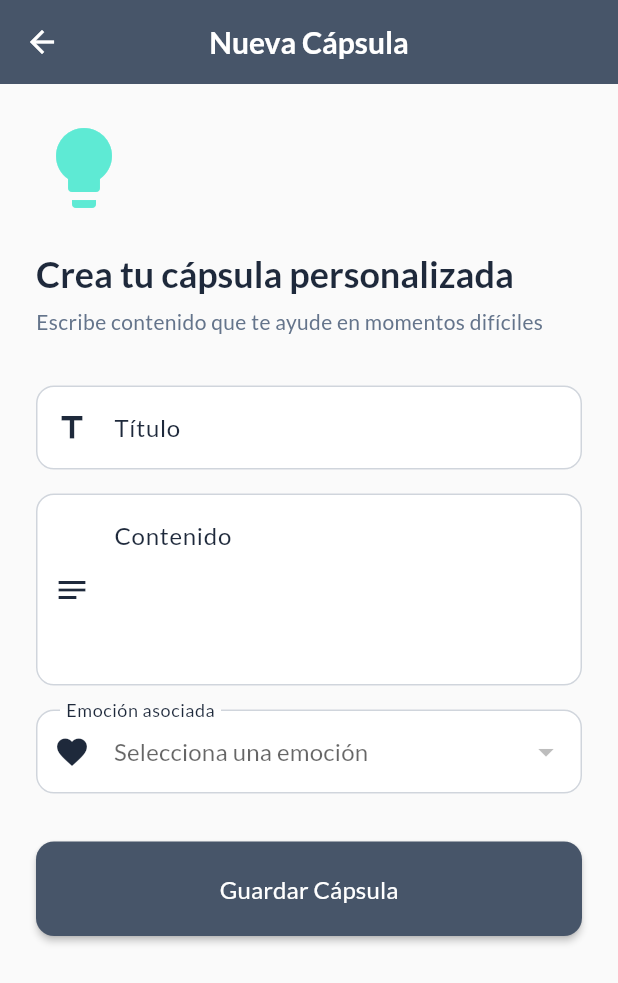
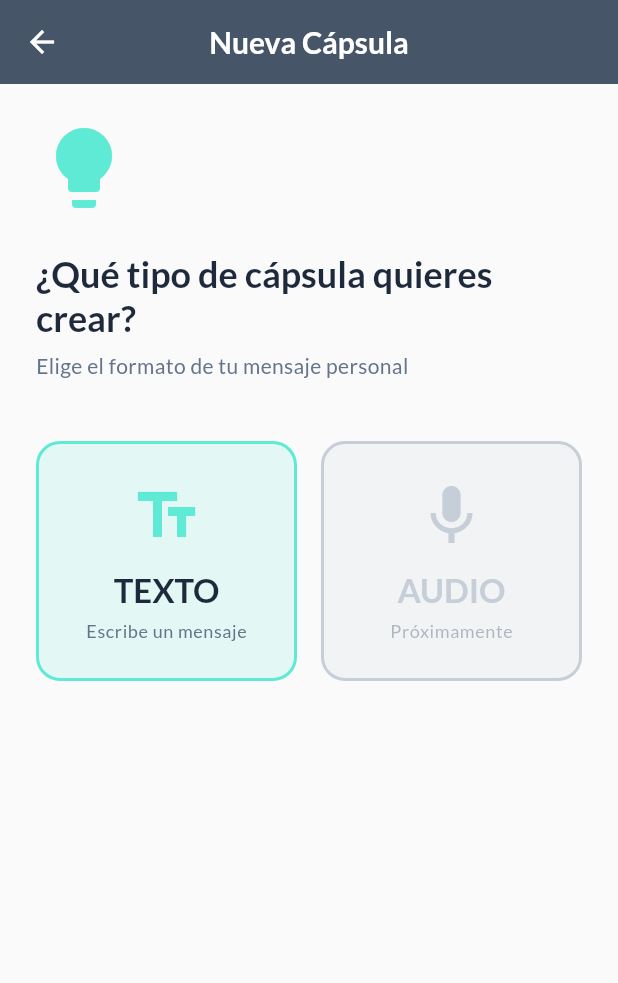
Before and after one commit to kikisaito/SEE_AWOS, a Flutter app: the CreateCapsuleScreen screen opened directly, on a phone screen of 412 x 824 dp. Shown: the top 983 px of the screen. Run offline on Flutter 3.47's test engine with Material 3 defaults, Android fonts, the phone set to English and light mode, and no system bars; our stand-ins replace google_fonts, shared_preferences; accounts and stored records are empty.

Commit message:
Flujo corregido Nueva cápsula: Tipo, llenar, emoción asociada

```diff
--- a/lib/screens/capsules/capsules_screen.dart
+++ b/lib/screens/capsules/capsules_screen.dart
@@ -1,6 +1,9 @@
 import 'package:flutter/material.dart';
+import 'package:provider/provider.dart';
+import '../../models/emotion.dart';
+import '../../providers/data_provider.dart';
+import '../../models/capsule.dart';
 import '../../services/mock_api_service.dart';
-import '../../models/capsule.dart';
 import 'create_capsule_screen.dart';
 
 class CapsulesScreen extends StatefulWidget {
@@ -11,7 +14,6 @@ class CapsulesScreen extends StatefulWidget {
 }
 
 class _CapsulesScreenState extends State<CapsulesScreen> {
-  final MockApiService _apiService = MockApiService();
   List<Capsule> _capsules = [];
   bool _isLoading = false;
 
@@ -25,7 +27,7 @@ class _CapsulesScreenState extends State<CapsulesScreen> {
     setState(() => _isLoading = true);
 
     try {
-      final capsules = await _apiService.getCapsules();
+      final capsules = await MockApiService().getCapsules();
       setState(() {
         _capsules = capsules;
       });
@@ -97,7 +99,8 @@ class _CapsulesScreenState extends State<CapsulesScreen> {
                       const SizedBox(height: 12),
                   itemBuilder: (context, index) {
                     final capsule = _capsules[index];
-                    return _CapsuleCard(capsule: capsule);
+                    final emotions = context.read<DataProvider>().emotions;
+                    return _CapsuleCard(capsule: capsule, emotions: emotions);
                   },
                 ),
     );
@@ -106,8 +109,9 @@ class _CapsulesScreenState extends State<CapsulesScreen> {
 
 class _CapsuleCard extends StatefulWidget {
   final Capsule capsule;
+  final List<Emotion> emotions;
 
-  const _CapsuleCard({required this.capsule});
+  const _CapsuleCard({required this.capsule, required this.emotions});
 
   @override
   State<_CapsuleCard> createState() => _CapsuleCardState();
@@ -168,7 +172,13 @@ class _CapsuleCardState extends State<_CapsuleCard> {
             ),
             const SizedBox(height: 12),
             Chip(
-              label: Text('Emoción ID: ${widget.capsule.emotionId}'),
+              label: Text(
+                widget.emotions
+                        .where((e) => e.id == widget.capsule.emotionId)
+                        .map((e) => e.name)
+                        .firstOrNull ??
+                    'Emoción ${widget.capsule.emotionId}',
+              ),
               backgroundColor: const Color(0xFF5EEAD4).withValues(alpha: 0.2),
               labelStyle: const TextStyle(
                 color: Color(0xFF475569),
--- a/lib/screens/capsules/create_capsule_screen.dart
+++ b/lib/screens/capsules/create_capsule_screen.dart
@@ -11,11 +11,26 @@ class CreateCapsuleScreen extends StatefulWidget {
 }
 
 class _CreateCapsuleScreenState extends State<CreateCapsuleScreen> {
-  final _formKey = GlobalKey<FormState>();
+  final _contentFormKey = GlobalKey<FormState>();
   final _titleController = TextEditingController();
   final _contentController = TextEditingController();
+
+  int _currentStep = 0;
   int? _selectedEmotionId;
   bool _isLoading = false;
+  int _charCount = 0;
+
+  static const int _maxChars = 500;
+
+  @override
+  void initState() {
+    super.initState();
+    _contentController.addListener(() {
+      setState(() {
+        _charCount = _contentController.text.length;
+      });
+    });
+  }
 
   @override
   void dispose() {
@@ -25,23 +40,16 @@ class _CreateCapsuleScreenState extends State<CreateCapsuleScreen> {
   }
 
   Future<void> _handleSave() async {
-    if (!_formKey.currentState!.validate()) {
-      return;
-    }
-
-    if (_selectedEmotionId == null) {
-      ScaffoldMessenger.of(context).showSnackBar(
-        const SnackBar(content: Text('Por favor selecciona una emoción')),
-      );
-      return;
-    }
+    if (_selectedEmotionId == null) return;
 
     setState(() => _isLoading = true);
 
     try {
       final apiService = MockApiService();
       await apiService.createCapsule(
-        title: _titleController.text.trim(),
+        title: _titleController.text.trim().isEmpty
+            ? 'Sin título'
+            : _titleController.text.trim(),
         content: _contentController.text.trim(),
         emotionId: _selectedEmotionId!,
       );
@@ -72,62 +80,146 @@ class _CreateCapsuleScreenState extends State<CreateCapsuleScreen> {
     }
   }
 
+  void _goBack() {
+    if (_currentStep > 0) {
+      setState(() => _currentStep--);
+    } else {
+      Navigator.pop(context);
+    }
+  }
+
   @override
   Widget build(BuildContext context) {
     final dataProvider = context.watch<DataProvider>();
     final emotions = dataProvider.emotions;
 
-    return Scaffold(
+    return PopScope(
+      canPop: false,
+      onPopInvokedWithResult: (didPop, _) {
+        if (!didPop) _goBack();
+      },
+      child: Scaffold(
         appBar: AppBar(
-        title: const Text('Nueva Cápsula'),
+          leading: IconButton(
+            icon: const Icon(Icons.arrow_back),
+            onPressed: _goBack,
           ),
-      body: SingleChildScrollView(
+          title: Column(
+            crossAxisAlignment: CrossAxisAlignment.start,
+            mainAxisSize: MainAxisSize.min,
+            children: [
+              const Text('Nueva Cápsula'),
+              if (_currentStep > 0)
+                Text(
+                  'Paso ${_currentStep + 1} de 3',
+                  style: const TextStyle(
+                    fontSize: 12,
+                    fontWeight: FontWeight.normal,
+                  ),
+                ),
+            ],
+          ),
+        ),
+        body: IndexedStack(
+          index: _currentStep,
+          children: [
+            _buildStep1(),
+            _buildStep2(),
+            _buildStep3(emotions),
+          ],
+        ),
+      ),
+    );
+  }
+
+  Widget _buildStep1() {
+    return Padding(
       padding: const EdgeInsets.all(24.0),
-        child: Form(
-          key: _formKey,
       child: Column(
         crossAxisAlignment: CrossAxisAlignment.start,
         children: [
-              const Icon(
-                Icons.lightbulb,
-                size: 64,
-                color: Color(0xFF5EEAD4),
-              ),
+          const Icon(Icons.lightbulb, size: 64, color: Color(0xFF5EEAD4)),
           const SizedBox(height: 24),
           Text(
-                'Crea tu cápsula personalizada',
+            '¿Qué tipo de cápsula quieres crear?',
             style: Theme.of(context).textTheme.displaySmall,
           ),
           const SizedBox(height: 8),
           Text(
-                'Escribe contenido que te ayude en momentos difíciles',
+            'Elige el formato de tu mensaje personal',
+            style: Theme.of(context).textTheme.bodyMedium,
+          ),
+          const SizedBox(height: 40),
+          Row(
+            children: [
+              Expanded(
+                child: _TypeButton(
+                  icon: Icons.text_fields,
+                  label: 'TEXTO',
+                  subtitle: 'Escribe un mensaje',
+                  color: const Color(0xFF5EEAD4),
+                  onTap: () {
+                    setState(() {
+                      _currentStep = 1;
+                    });
+                  },
+                ),
+              ),
+              const SizedBox(width: 16),
+              Expanded(
+                child: _TypeButton(
+                  icon: Icons.mic,
+                  label: 'AUDIO',
+                  subtitle: 'Próximamente',
+                  color: const Color(0xFF94A3B8),
+                  disabled: true,
+                  onTap: null,
+                ),
+              ),
+            ],
+          ),
+        ],
+      ),
+    );
+  }
+
+  Widget _buildStep2() {
+    return SingleChildScrollView(
+      padding: const EdgeInsets.all(24.0),
+      child: Form(
+        key: _contentFormKey,
+        child: Column(
+          crossAxisAlignment: CrossAxisAlignment.start,
+          children: [
+            Text(
+              'Escribe tu cápsula',
+              style: Theme.of(context).textTheme.displaySmall,
+            ),
+            const SizedBox(height: 8),
+            Text(
+              'Tu mensaje personal para momentos difíciles',
               style: Theme.of(context).textTheme.bodyMedium,
             ),
             const SizedBox(height: 32),
             TextFormField(
               controller: _titleController,
               decoration: const InputDecoration(
-                  labelText: 'Título',
+                labelText: 'Título (opcional)',
                 hintText: 'Ej: Mi afirmación diaria',
                 prefixIcon: Icon(Icons.title),
               ),
-                validator: (value) {
-                  if (value == null || value.trim().isEmpty) {
-                    return 'El título es requerido';
-                  }
-                  return null;
-                },
             ),
             const SizedBox(height: 16),
             TextFormField(
               controller: _contentController,
-                minLines: 4,
-                maxLines: 8,
+              minLines: 5,
+              maxLines: 10,
+              maxLength: _maxChars,
               decoration: const InputDecoration(
-                  labelText: 'Contenido',
-                  hintText: 'Escribe el contenido de tu cápsula...',
-                  prefixIcon: Icon(Icons.notes),
+                labelText: 'Mensaje',
+                hintText: 'Escribe aquí tu mensaje...',
                 alignLabelWithHint: true,
+                counterText: '',
               ),
               validator: (value) {
                 if (value == null || value.trim().isEmpty) {
@@ -139,37 +231,84 @@ class _CreateCapsuleScreenState extends State<CreateCapsuleScreen> {
                 return null;
               },
             ),
-              const SizedBox(height: 16),
-              DropdownButtonFormField<int>(
-                value: _selectedEmotionId,
-                decoration: const InputDecoration(
-                  labelText: 'Emoción asociada',
-                  prefixIcon: Icon(Icons.favorite),
+            Align(
+              alignment: Alignment.centerRight,
+              child: Text(
+                '$_charCount/$_maxChars',
+                style: Theme.of(context).textTheme.bodySmall?.copyWith(
+                      color: _charCount > _maxChars * 0.9
+                          ? Colors.orange
+                          : const Color(0xFF94A3B8),
                     ),
-                hint: const Text('Selecciona una emoción'),
-                items: emotions.map((emotion) {
-                  return DropdownMenuItem<int>(
-                    value: emotion.id,
-                    child: Text(emotion.name),
-                  );
-                }).toList(),
-                onChanged: (value) {
-                  setState(() {
-                    _selectedEmotionId = value;
-                  });
-                },
-                validator: (value) {
-                  if (value == null) {
-                    return 'Por favor selecciona una emoción';
-                  }
-                  return null;
-                },
+              ),
             ),
             const SizedBox(height: 32),
             SizedBox(
               width: double.infinity,
               child: ElevatedButton(
-                  onPressed: _isLoading ? null : _handleSave,
+                onPressed: () {
+                  if (_contentFormKey.currentState!.validate()) {
+                    setState(() => _currentStep = 2);
+                  }
+                },
+                child: const Padding(
+                  padding: EdgeInsets.all(4.0),
+                  child: Text('Continuar'),
+                ),
+              ),
+            ),
+          ],
+        ),
+      ),
+    );
+  }
+
+  Widget _buildStep3(List emotions) {
+    return Column(
+      crossAxisAlignment: CrossAxisAlignment.start,
+      children: [
+        Padding(
+          padding: const EdgeInsets.fromLTRB(24, 24, 24, 16),
+          child: Column(
+            crossAxisAlignment: CrossAxisAlignment.start,
+            children: [
+              Text(
+                '¿Para qué emoción es?',
+                style: Theme.of(context).textTheme.displaySmall,
+              ),
+              const SizedBox(height: 8),
+              Text(
+                'Esta cápsula se mostrará cuando sientas esto',
+                style: Theme.of(context).textTheme.bodyMedium,
+              ),
+            ],
+          ),
+        ),
+        Expanded(
+          child: emotions.isEmpty
+              ? const Center(child: CircularProgressIndicator())
+              : ListView(
+                  children: emotions.map<Widget>((emotion) {
+                    return RadioListTile<int>(
+                      value: emotion.id,
+                      groupValue: _selectedEmotionId,
+                      onChanged: (value) {
+                        setState(() => _selectedEmotionId = value);
+                      },
+                      title: Text(emotion.name),
+                      activeColor: const Color(0xFF5EEAD4),
+                    );
+                  }).toList(),
+                ),
+        ),
+        Padding(
+          padding: const EdgeInsets.all(24.0),
+          child: SizedBox(
+            width: double.infinity,
+            child: ElevatedButton(
+              onPressed: (_selectedEmotionId == null || _isLoading)
+                  ? null
+                  : _handleSave,
               child: Padding(
                 padding: const EdgeInsets.all(4.0),
                 child: _isLoading
@@ -178,8 +317,65 @@ class _CreateCapsuleScreenState extends State<CreateCapsuleScreen> {
                         width: 20,
                         child: CircularProgressIndicator(strokeWidth: 2),
                       )
-                        : const Text('Guardar Cápsula'),
+                    : const Text('Crear Cápsula'),
               ),
+            ),
+          ),
+        ),
+      ],
+    );
+  }
+}
+
+class _TypeButton extends StatelessWidget {
+  final IconData icon;
+  final String label;
+  final String subtitle;
+  final Color color;
+  final VoidCallback? onTap;
+  final bool disabled;
+
+  const _TypeButton({
+    required this.icon,
+    required this.label,
+    required this.subtitle,
+    required this.color,
+    required this.onTap,
+    this.disabled = false,
+  });
+
+  @override
+  Widget build(BuildContext context) {
+    return Opacity(
+      opacity: disabled ? 0.5 : 1.0,
+      child: GestureDetector(
+        onTap: onTap,
+        child: Container(
+          padding: const EdgeInsets.all(24),
+          decoration: BoxDecoration(
+            color: color.withValues(alpha: 0.15),
+            borderRadius: BorderRadius.circular(16),
+            border: Border.all(color: color, width: 2),
+          ),
+          child: Column(
+            mainAxisSize: MainAxisSize.min,
+            children: [
+              Icon(icon, size: 48, color: color),
+              const SizedBox(height: 12),
+              Text(
+                label,
+                style: Theme.of(context).textTheme.titleLarge?.copyWith(
+                      fontWeight: FontWeight.bold,
+                      color: disabled
+                          ? const Color(0xFF94A3B8)
+                          : const Color(0xFF1E293B),
+                    ),
+              ),
+              const SizedBox(height: 4),
+              Text(
+                subtitle,
+                style: Theme.of(context).textTheme.bodySmall?.copyWith(
+                      color: const Color(0xFF64748B),
                     ),
               ),
             ],
```
Lines whose indentation alone changed are shown as unchanged.
